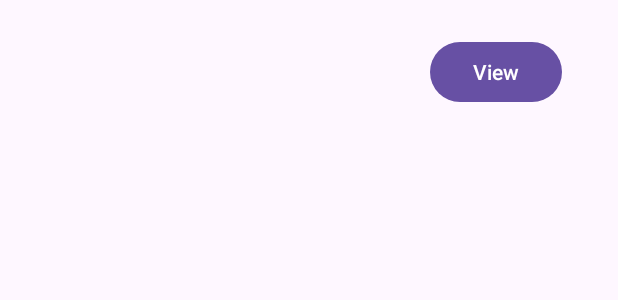
After one commit to uni-paul-taylor2/LocationPublisher, an Android app: the layout client_item.xml on its own in the app's theme, with its tools: preview values and no code run, on a phone screen of 412 x 824 dp. The commit adds this screen. Shown: the top 300 px of the screen. Run offline under Robolectric (Android 15) with nearby library versions, the phone set to English and light mode, and no system bars.

Commit message:
RecyclerView Integrated Smoothly

```diff
--- /dev/null
+++ b/app/src/main/java/tt/info/paulrytaylor/LocationPublisher/views/ClientAdapterInterface.kt
@@ -0,0 +1,5 @@
+package tt.info.paulrytaylor.LocationPublisher.views
+
+interface ClientAdapterInterface {
+    fun selectStudentID(id: String?)
+}
--- /dev/null
+++ b/app/src/main/res/layout/client_item.xml
@@ -0,0 +1,33 @@
+<?xml version="1.0" encoding="utf-8"?>
+<androidx.constraintlayout.widget.ConstraintLayout xmlns:android="http://schemas.android.com/apk/res/android"
+    xmlns:app="http://schemas.android.com/apk/res-auto"
+    android:layout_width="match_parent"
+    android:layout_height="wrap_content"
+    android:layout_marginStart="24dp"
+    android:layout_marginEnd="24dp"
+    android:layout_marginTop="24dp">
+
+    <TextView
+        android:id="@+id/clientTextView"
+        android:layout_width="0dp"
+        android:layout_height="wrap_content"
+        android:textSize="16sp"
+        android:textStyle="bold"
+        app:layout_constraintWidth_percent="0.65"
+        app:layout_constraintStart_toStartOf="parent"
+        app:layout_constraintTop_toTopOf="parent"
+        app:layout_constraintBottom_toBottomOf="parent"
+        app:layout_constraintEnd_toStartOf="@+id/clientButton" />
+
+    <Button
+        android:id="@+id/clientButton"
+        android:layout_width="wrap_content"
+        android:layout_height="wrap_content"
+        android:text="View"
+        app:layout_constraintWidth_percent="0.20"
+        app:layout_constraintEnd_toEndOf="parent"
+        app:layout_constraintTop_toTopOf="parent"
+        app:layout_constraintBottom_toBottomOf="parent"
+        app:layout_constraintStart_toEndOf="@+id/clientTextView" />
+
+</androidx.constraintlayout.widget.ConstraintLayout>
```
Also changed, not shown: app/src/main/java/tt/info/paulrytaylor/LocationPublisher/MainActivity.kt (+61 -3 lines), app/src/main/java/tt/info/paulrytaylor/LocationPublisher/models/ClientModel.kt (added, +35 -0 lines), app/src/main/java/tt/info/paulrytaylor/LocationPublisher/views/ClientAdapter.kt (added, +43 -0 lines), app/src/main/res/layout/activity_main.xml (+37 -1 lines).
